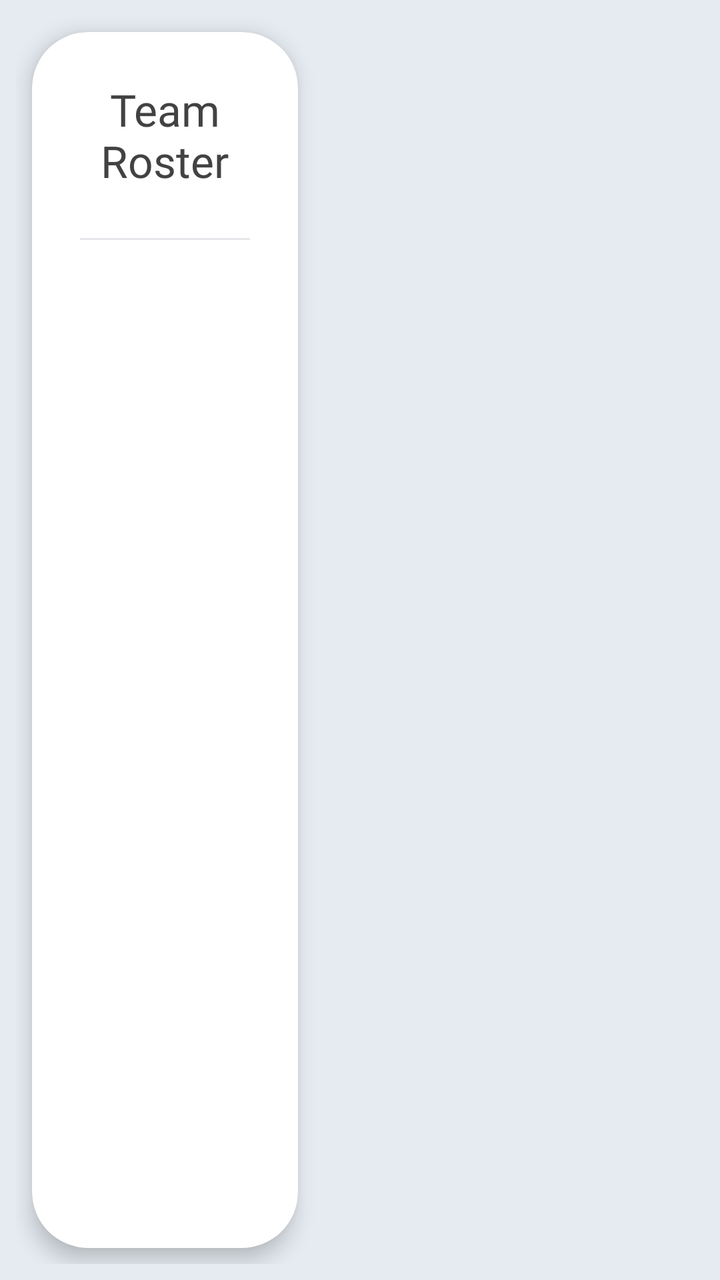
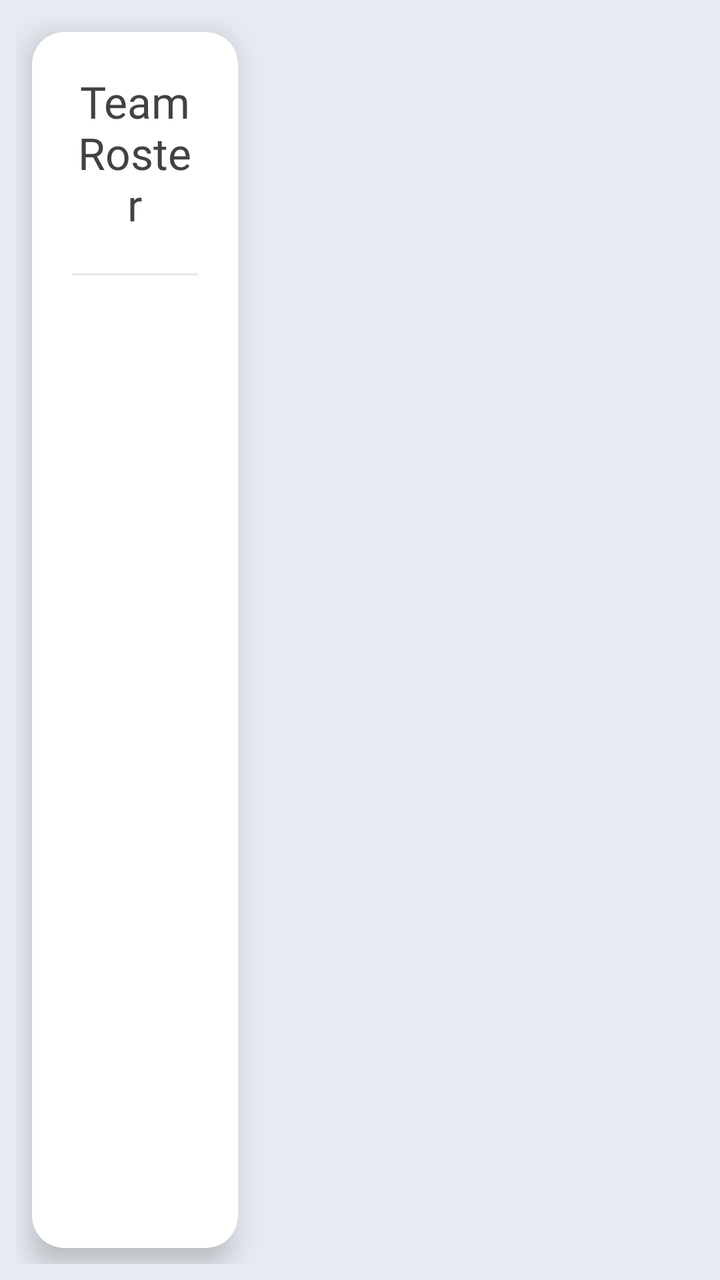

Two renders of the same Android screen: before a commit and after it. Below are the layout's source before the change and the commit's diff.
<!-- AndroidManifest.xml: application theme Theme.AthleAgent -->
<!-- res/layout/activity_coach_dashboard.xml -->
<?xml version="1.0" encoding="utf-8"?>
<androidx.appcompat.widget.LinearLayoutCompat xmlns:android="http://schemas.android.com/apk/res/android"
    xmlns:app="http://schemas.android.com/apk/res-auto"
    xmlns:tools="http://schemas.android.com/tools"
    android:layout_width="match_parent"
    android:layout_height="match_parent"
    android:background="@color/background_dash"
    android:baselineAligned="false"
    android:orientation="horizontal"
    android:padding="8dp">

    
    <com.google.android.material.card.MaterialCardView
        android:layout_width="0dp"
        android:layout_height="match_parent"
        android:layout_weight="1.3"
        android:layout_margin="8dp"
        app:cardBackgroundColor="@color/white"
        app:cardCornerRadius="28dp"
        app:cardElevation="6dp"
        app:strokeWidth="0dp">

        <androidx.appcompat.widget.LinearLayoutCompat
            android:layout_width="match_parent"
            android:layout_height="match_parent"
            android:orientation="vertical">

            <com.google.android.material.textview.MaterialTextView
                android:layout_width="match_parent"
                android:layout_height="wrap_content"
                android:text="@string/team_roster"
                android:textSize="22sp"
                android:fontFamily="@font/roboto_bold"
                android:textColor="@color/text"
                android:padding="24dp"
                android:gravity="center_horizontal"/>

            <View
                android:layout_width="match_parent"
                android:layout_height="1dp"
                android:background="@color/bright_gray"
                android:layout_marginHorizontal="24dp"/>

            <androidx.recyclerview.widget.RecyclerView
                android:id="@+id/coachDash_RV_athletes"
                android:layout_width="match_parent"
                android:layout_height="match_parent"
                android:clipToPadding="false"
                android:padding="12dp"/>
        </androidx.appcompat.widget.LinearLayoutCompat>
    </com.google.android.material.card.MaterialCardView>

    
    <androidx.appcompat.widget.LinearLayoutCompat
        android:id="@+id/coachDash_layout_details"
        android:layout_width="0dp"
        android:layout_height="match_parent"
        android:layout_weight="1.9"
        android:orientation="vertical"
        android:padding="8dp"
        android:visibility="invisible">

        <com.google.android.material.textview.MaterialTextView
            android:id="@+id/coachDash_TXT_athleteName"
            android:layout_width="match_parent"
            android:layout_height="wrap_content"
            android:text="@string/select_an_athlete"
            android:textSize="28sp"
            android:fontFamily="@font/roboto_bold"
            android:textColor="@color/text"
            android:layout_marginBottom="16dp"
            android:layout_marginStart="8dp"/>

        
        <com.google.android.material.card.MaterialCardView
            android:id="@+id/coachDash_CARD_risk"
            android:layout_width="match_parent"
            android:layout_height="wrap_content"
            android:layout_marginBottom="12dp"
            app:cardBackgroundColor="@color/white"
            app:cardCornerRadius="32dp"
            app:cardElevation="10dp"
            app:strokeWidth="0dp">

            <androidx.appcompat.widget.LinearLayoutCompat
                android:layout_width="match_parent"
                android:layout_height="wrap_content"
                android:orientation="vertical"
                android:paddingHorizontal="24dp"
                android:paddingVertical="12dp"
                android:gravity="center">

                <RelativeLayout
                    android:layout_width="160dp"
                    android:layout_height="160dp">

                    <ProgressBar
                        android:id="@+id/coachDash_PRG_riskScore"
                        style="?android:attr/progressBarStyleHorizontal"
                        android:layout_width="match_parent"
                        android:layout_height="match_parent"
                        android:indeterminate="false"
                        android:max="100"
                        android:progress="0"
                        android:progressDrawable="@drawable/progress_drawable_green" />

                    <androidx.appcompat.widget.LinearLayoutCompat
                        android:layout_width="wrap_content"
                        android:layout_height="wrap_content"
                        android:orientation="vertical"
                        android:layout_centerInParent="true"
                        android:gravity="center">

                        <com.google.android.material.textview.MaterialTextView
                            android:layout_width="wrap_content"
                            android:layout_height="wrap_content"
                            android:text="@string/daily_risk_score1"
                            android:textSize="12sp"
                            android:fontFamily="@font/roboto_bold"
                            android:textColor="@color/charcoal_black"/>

                        <com.google.android.material.textview.MaterialTextView
                            android:id="@+id/coachDash_TXT_score"
                            android:layout_width="wrap_content"
                            android:layout_height="wrap_content"
                            android:text="--%"
                            android:textSize="40sp"
                            android:fontFamily="@font/roboto_bold"
                            android:textColor="@color/brand_button_dark_muted"/>

                        <com.google.android.material.textview.MaterialTextView
                            android:id="@+id/coachDash_TXT_confidence"
                            android:layout_width="wrap_content"
                            android:layout_height="wrap_content"
                            android:text="Confidence: --%"
                            android:textSize="14sp"
                            android:fontFamily="@font/roboto_bold"
                            android:textColor="@color/brand_button_light_muted"
                            android:layout_marginTop="2dp"/>
                    </androidx.appcompat.widget.LinearLayoutCompat>
                </RelativeLayout>

                <com.google.android.material.textview.MaterialTextView
                    android:id="@+id/coachDash_TXT_aiRecommendation"
                    android:layout_width="match_parent"
                    android:layout_height="wrap_content"
                    android:text="@string/analyzing_data"
                    android:textSize="16sp"
                    android:textColor="@color/text"
                    android:textAlignment="center"
                    android:fontFamily="@font/roboto_regular"
                    android:lineSpacingExtra="4dp"
                    android:layout_marginTop="20dp"/>
            </androidx.appcompat.widget.LinearLayoutCompat>
        </com.google.android.material.card.MaterialCardView>

        
        <com.google.android.material.card.MaterialCardView
            android:id="@+id/coachDash_CARD_history"
            android:layout_width="match_parent"
            android:layout_height="0dp"
            android:layout_weight="1"
            app:cardBackgroundColor="@color/white"
            app:cardCornerRadius="32dp"
            app:cardElevation="8dp"
            app:strokeWidth="0dp">

            <androidx.appcompat.widget.LinearLayoutCompat
                android:layout_width="match_parent"
                android:layout_height="match_parent"
                android:orientation="vertical"
                android:paddingHorizontal="24dp"
                android:paddingVertical="12dp">

                <androidx.appcompat.widget.LinearLayoutCompat
                    android:layout_width="match_parent"
                    android:layout_height="wrap_content"
                    android:orientation="horizontal"
                    android:gravity="center_vertical"
                    android:layout_marginBottom="12dp">

                    <androidx.appcompat.widget.AppCompatImageView
                        android:layout_width="24dp"
                        android:layout_height="24dp"
                        android:contentDescription="@string/risk_logo1"
                        android:src="@android:drawable/ic_dialog_info"
                        app:tint="@color/brand_button_light_muted"
                        android:layout_marginEnd="8dp"/>

                    <com.google.android.material.textview.MaterialTextView
                        android:layout_width="wrap_content"
                        android:layout_height="wrap_content"
                        android:text="@string/risk_score_last_7_days1"
                        android:fontFamily="@font/roboto_bold"
                        android:textSize="18sp"
                        android:textColor="@color/text"/>
                </androidx.appcompat.widget.LinearLayoutCompat>

                <com.github.mikephil.charting.charts.LineChart
                    android:id="@+id/coachDash_CHART_history"
                    android:layout_width="match_parent"
                    android:layout_height="match_parent"
                    android:layout_marginTop="8dp" />

            </androidx.appcompat.widget.LinearLayoutCompat>
        </com.google.android.material.card.MaterialCardView>

    </androidx.appcompat.widget.LinearLayoutCompat>

</androidx.appcompat.widget.LinearLayoutCompat>
<!-- resources referenced by this layout -->
<resources>
  <color name="background_dash">#E5EBF1</color>
  <color name="brand_button_dark_muted">#3A6578</color>
  <color name="brand_button_light_muted">#548492</color>
  <color name="bright_gray">#E5E5EA</color>
  <color name="charcoal_black">#333333</color>
  <color name="text">#424242</color>
  <color name="white">#FFFFFFFF</color>
  <!-- drawable progress_drawable_green (drawable) -->
  <?xml version="1.0" encoding="utf-8"?>
  <layer-list xmlns:android="http://schemas.android.com/apk/res/android">
      <item
          android:id="@android:id/background"
          android:drawable="@drawable/circular_progress_background" />
      <item
          android:id="@android:id/progress"
          android:drawable="@drawable/circular_progress_green" />
  </layer-list>
  <string name="analyzing_data">Analyzing data...</string>
  <string name="daily_risk_score1">Daily Risk Score</string>
  <string name="risk_logo1">risk logo</string>
  <string name="risk_score_last_7_days1">Risk Score: Last 7 Days</string>
  <string name="select_an_athlete">Select an Athlete</string>
  <string name="team_roster">Team Roster</string>
  <style name="Theme.AthleAgent" parent="Base.Theme.AthleAgent" />
  <!-- drawable circular_progress_background (drawable) -->
  <?xml version="1.0" encoding="utf-8"?>
  <shape xmlns:android="http://schemas.android.com/apk/res/android"
      android:innerRadiusRatio="3"
      android:shape="ring"
      android:thicknessRatio="15.0"
      android:useLevel="false">
      <solid android:color="#E0E0E0" />
  </shape>
  <!-- drawable circular_progress_green (drawable) -->
  <?xml version="1.0" encoding="utf-8"?>
  <rotate xmlns:android="http://schemas.android.com/apk/res/android"
      android:fromDegrees="270"
      android:toDegrees="270">
      <shape
          android:innerRadiusRatio="3"
          android:shape="ring"
          android:thicknessRatio="15.0"
          android:useLevel="true">
          <gradient
              android:startColor="#81C784"
              android:endColor="#388E3C"
              android:type="sweep" />
      </shape>
  </rotate>
  <style name="Base.Theme.AthleAgent" parent="Theme.Material3.DayNight.NoActionBar">
          
          
          <item name="android:statusBarColor">#F5F7FA</item>
          <item name="android:windowLightStatusBar">true</item>
      </style>
</resources>

<!-- the commit's change to res/layout/activity_coach_dashboard.xml (unified diff, before → after) -->
@@ -1,23 +1,22 @@
 <?xml version="1.0" encoding="utf-8"?>
 <androidx.appcompat.widget.LinearLayoutCompat xmlns:android="http://schemas.android.com/apk/res/android"
     xmlns:app="http://schemas.android.com/apk/res-auto"
-    xmlns:tools="http://schemas.android.com/tools"
     android:layout_width="match_parent"
     android:layout_height="match_parent"
     android:background="@color/background_dash"
     android:baselineAligned="false"
     android:orientation="horizontal"
-    android:padding="8dp">
+    android:padding="@dimen/spacing_8">
 
     
     <com.google.android.material.card.MaterialCardView
         android:layout_width="0dp"
         android:layout_height="match_parent"
-        android:layout_weight="1.3"
-        android:layout_margin="8dp"
+        android:layout_weight="1.1"
+        android:layout_margin="@dimen/spacing_8"
         app:cardBackgroundColor="@color/white"
-        app:cardCornerRadius="28dp"
-        app:cardElevation="6dp"
+        app:cardCornerRadius="@dimen/radius_medium"
+        app:cardElevation="@dimen/elevation_medium"
         app:strokeWidth="0dp">
 
         <androidx.appcompat.widget.LinearLayoutCompat
@@ -29,24 +28,24 @@
                 android:layout_width="match_parent"
                 android:layout_height="wrap_content"
                 android:text="@string/team_roster"
-                android:textSize="22sp"
+                android:textSize="@dimen/team_text_size"
                 android:fontFamily="@font/roboto_bold"
                 android:textColor="@color/text"
-                android:padding="24dp"
+                android:padding="@dimen/spacing_20"
                 android:gravity="center_horizontal"/>
 
             <View
                 android:layout_width="match_parent"
                 android:layout_height="1dp"
                 android:background="@color/bright_gray"
-                android:layout_marginHorizontal="24dp"/>
+                android:layout_marginHorizontal="@dimen/spacing_20"/>
 
             <androidx.recyclerview.widget.RecyclerView
                 android:id="@+id/coachDash_RV_athletes"
                 android:layout_width="match_parent"
                 android:layout_height="match_parent"
                 android:clipToPadding="false"
-                android:padding="12dp"/>
+                android:padding="@dimen/spacing_8"/>
         </androidx.appcompat.widget.LinearLayoutCompat>
     </com.google.android.material.card.MaterialCardView>
 
@@ -55,9 +54,9 @@
         android:id="@+id/coachDash_layout_details"
         android:layout_width="0dp"
         android:layout_height="match_parent"
-        android:layout_weight="1.9"
+        android:layout_weight="2.4"
         android:orientation="vertical"
-        android:padding="8dp"
+        android:padding="@dimen/spacing_8"
         android:visibility="invisible">
 
         <com.google.android.material.textview.MaterialTextView
@@ -65,34 +64,35 @@
             android:layout_width="match_parent"
             android:layout_height="wrap_content"
             android:text="@string/select_an_athlete"
-            android:textSize="28sp"
+            android:textSize="@dimen/headline_text_size"
             android:fontFamily="@font/roboto_bold"
             android:textColor="@color/text"
-            android:layout_marginBottom="16dp"
-            android:layout_marginStart="8dp"/>
+            android:layout_marginBottom="@dimen/spacing_12"
+            android:layout_marginStart="@dimen/spacing_8"/>
 
         
         <com.google.android.material.card.MaterialCardView
             android:id="@+id/coachDash_CARD_risk"
             android:layout_width="match_parent"
             android:layout_height="wrap_content"
-            android:layout_marginBottom="12dp"
+            android:layout_marginBottom="@dimen/spacing_8"
             app:cardBackgroundColor="@color/white"
-            app:cardCornerRadius="32dp"
-            app:cardElevation="10dp"
+            app:cardCornerRadius="@dimen/radius_large"
+            app:cardElevation="@dimen/elevation_medium"
             app:strokeWidth="0dp">
 
             <androidx.appcompat.widget.LinearLayoutCompat
                 android:layout_width="match_parent"
                 android:layout_height="wrap_content"
                 android:orientation="vertical"
-                android:paddingHorizontal="24dp"
-                android:paddingVertical="12dp"
+                android:paddingHorizontal="@dimen/spacing_24"
+                android:paddingTop="@dimen/spacing_12"
+                android:paddingBottom="@dimen/spacing_8"
                 android:gravity="center">
 
                 <RelativeLayout
-                    android:layout_width="160dp"
-                    android:layout_height="160dp">
+                    android:layout_width="@dimen/dial_size_coach"
+                    android:layout_height="@dimen/dial_size_coach">
 
                     <ProgressBar
                         android:id="@+id/coachDash_PRG_riskScore"
@@ -105,17 +105,16 @@
                         android:progressDrawable="@drawable/progress_drawable_green" />
 
                     <androidx.appcompat.widget.LinearLayoutCompat
-                        android:layout_width="wrap_content"
-                        android:layout_height="wrap_content"
+                        android:layout_width="match_parent"
+                        android:layout_height="match_parent"
                         android:orientation="vertical"
-                        android:layout_centerInParent="true"
                         android:gravity="center">
 
                         <com.google.android.material.textview.MaterialTextView
                             android:layout_width="wrap_content"
                             android:layout_height="wrap_content"
                             android:text="@string/daily_risk_score1"
-                            android:textSize="12sp"
+                            android:textSize="@dimen/text_size_label_small"
                             android:fontFamily="@font/roboto_bold"
                             android:textColor="@color/charcoal_black"/>
 
@@ -124,19 +123,20 @@
                             android:layout_width="wrap_content"
                             android:layout_height="wrap_content"
                             android:text="--%"
-                            android:textSize="40sp"
+                            android:textSize="@dimen/text_size_score_medium"
                             android:fontFamily="@font/roboto_bold"
-                            android:textColor="@color/brand_button_dark_muted"/>
+                            android:textColor="@color/brand_button_dark_muted"
+                            android:layout_marginTop="-6dp"
+                            android:layout_marginBottom="-6dp"/>
 
                         <com.google.android.material.textview.MaterialTextView
                             android:id="@+id/coachDash_TXT_confidence"
                             android:layout_width="wrap_content"
                             android:layout_height="wrap_content"
                             android:text="Confidence: --%"
-                            android:textSize="14sp"
+                            android:textSize="@dimen/text_size_label_small"
                             android:fontFamily="@font/roboto_bold"
-                            android:textColor="@color/brand_button_light_muted"
-                            android:layout_marginTop="2dp"/>
+                            android:textColor="@color/brand_button_light_muted"/>
                     </androidx.appcompat.widget.LinearLayoutCompat>
                 </RelativeLayout>
 
@@ -145,12 +145,12 @@
                     android:layout_width="match_parent"
                     android:layout_height="wrap_content"
                     android:text="@string/analyzing_data"
-                    android:textSize="16sp"
+                    android:textSize="@dimen/text_size_input_label"
                     android:textColor="@color/text"
                     android:textAlignment="center"
                     android:fontFamily="@font/roboto_regular"
                     android:lineSpacingExtra="4dp"
-                    android:layout_marginTop="20dp"/>
+                    android:layout_marginTop="@dimen/spacing_4"/>
             </androidx.appcompat.widget.LinearLayoutCompat>
         </com.google.android.material.card.MaterialCardView>
 
@@ -161,38 +161,38 @@
             android:layout_height="0dp"
             android:layout_weight="1"
             app:cardBackgroundColor="@color/white"
-            app:cardCornerRadius="32dp"
-            app:cardElevation="8dp"
+            app:cardCornerRadius="@dimen/radius_large"
+            app:cardElevation="@dimen/elevation_medium"
             app:strokeWidth="0dp">
 
             <androidx.appcompat.widget.LinearLayoutCompat
                 android:layout_width="match_parent"
                 android:layout_height="match_parent"
                 android:orientation="vertical"
-                android:paddingHorizontal="24dp"
-                android:paddingVertical="12dp">
+                android:paddingHorizontal="@dimen/spacing_24"
+                android:paddingVertical="@dimen/spacing_12">
 
                 <androidx.appcompat.widget.LinearLayoutCompat
                     android:layout_width="match_parent"
                     android:layout_height="wrap_content"
                     android:orientation="horizontal"
                     android:gravity="center_vertical"
-                    android:layout_marginBottom="12dp">
+                    android:layout_marginBottom="@dimen/spacing_12">
 
                     <androidx.appcompat.widget.AppCompatImageView
-                        android:layout_width="24dp"
-                        android:layout_height="24dp"
+                        android:layout_width="@dimen/spacing_24"
+                        android:layout_height="@dimen/spacing_24"
                         android:contentDescription="@string/risk_logo1"
                         android:src="@android:drawable/ic_dialog_info"
                         app:tint="@color/brand_button_light_muted"
-                        android:layout_marginEnd="8dp"/>
+                        android:layout_marginEnd="@dimen/spacing_8"/>
 
                     <com.google.android.material.textview.MaterialTextView
                         android:layout_width="wrap_content"
                         android:layout_height="wrap_content"
                         android:text="@string/risk_score_last_7_days1"
                         android:fontFamily="@font/roboto_bold"
-                        android:textSize="18sp"
+                        android:textSize="@dimen/text_size_label_medium"
                         android:textColor="@color/text"/>
                 </androidx.appcompat.widget.LinearLayoutCompat>
 
@@ -200,7 +200,7 @@
                     android:id="@+id/coachDash_CHART_history"
                     android:layout_width="match_parent"
                     android:layout_height="match_parent"
-                    android:layout_marginTop="8dp" />
+                    android:layout_marginTop="@dimen/spacing_4" />
 
             </androidx.appcompat.widget.LinearLayoutCompat>
         </com.google.android.material.card.MaterialCardView>
<!-- resource entries referenced after the edit -->
@@ -7,6 +7,21 @@
   <color name="charcoal_black">#333333</color>
   <color name="text">#424242</color>
   <color name="white">#FFFFFFFF</color>
+  <dimen name="dial_size_coach">230dp</dimen>
+  <dimen name="elevation_medium">8dp</dimen>
+  <dimen name="headline_text_size">28sp</dimen>
+  <dimen name="radius_large">32dp</dimen>
+  <dimen name="radius_medium">16dp</dimen>
+  <dimen name="spacing_12">12dp</dimen>
+  <dimen name="spacing_20">20dp</dimen>
+  <dimen name="spacing_24">24dp</dimen>
+  <dimen name="spacing_4">4dp</dimen>
+  <dimen name="spacing_8">8dp</dimen>
+  <dimen name="team_text_size">22sp</dimen>
+  <dimen name="text_size_input_label">16sp</dimen>
+  <dimen name="text_size_label_medium">18sp</dimen>
+  <dimen name="text_size_label_small">14sp</dimen>
+  <dimen name="text_size_score_medium">48sp</dimen>
   <!-- drawable progress_drawable_green (drawable) -->
   <?xml version="1.0" encoding="utf-8"?>
   <layer-list xmlns:android="http://schemas.android.com/apk/res/android">
@@ -29,9 +44,9 @@
   <shape xmlns:android="http://schemas.android.com/apk/res/android"
       android:innerRadiusRatio="3"
       android:shape="ring"
-      android:thicknessRatio="15.0"
+      android:thicknessRatio="25.0"
       android:useLevel="false">
-      <solid android:color="#E0E0E0" />
+      <solid android:color="@color/circular_track_bg" />
   </shape>
   <!-- drawable circular_progress_green (drawable) -->
   <?xml version="1.0" encoding="utf-8"?>
@@ -41,11 +56,12 @@
       <shape
           android:innerRadiusRatio="3"
           android:shape="ring"
-          android:thicknessRatio="15.0"
+          android:thicknessRatio="25.0"
           android:useLevel="true">
           <gradient
-              android:startColor="#81C784"
-              android:endColor="#388E3C"
+              android:startColor="#1DE9B6"
+              android:centerColor="#00F59B"
+              android:endColor="#00E676"
               android:type="sweep" />
       </shape>
   </rotate>
